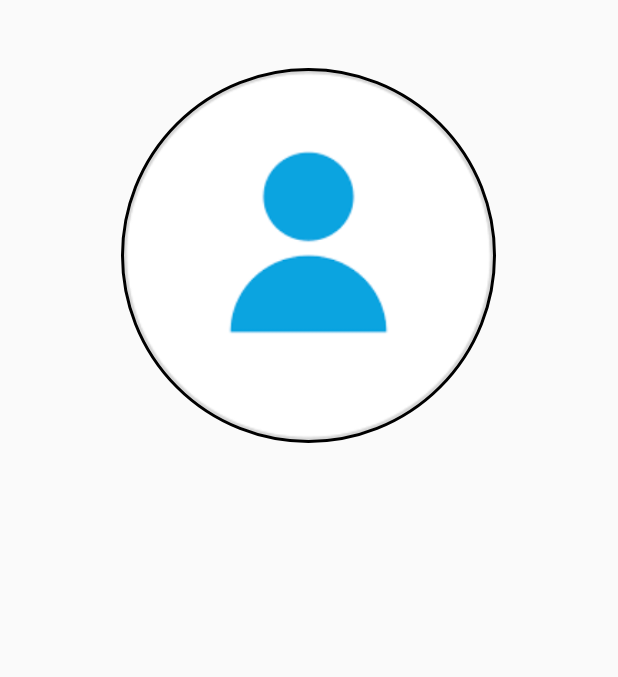
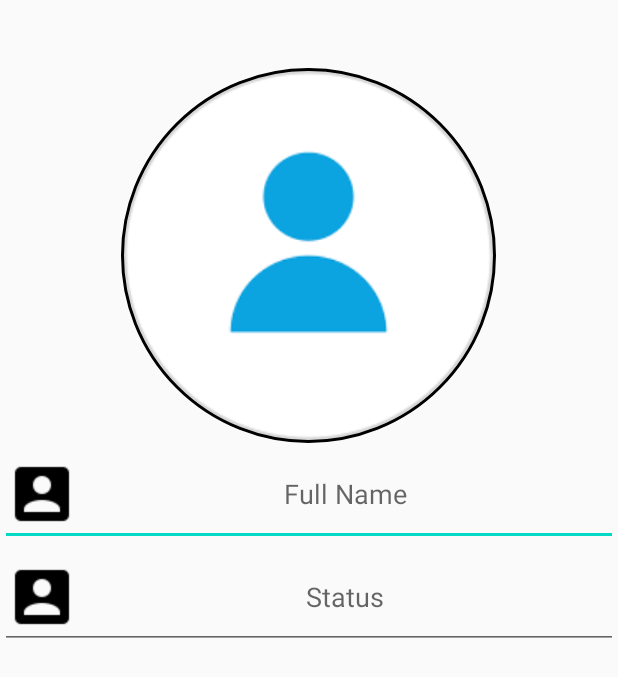
Before and after one commit to OleksandrVakhno/StepOut, an Android app: the Settings screen opened directly, with no data from a screen before it, on a phone screen of 412 x 824 dp. Shown: the top 677 px of the screen. Run offline under Robolectric (Android 15) with nearby library versions, the phone set to English and light mode, and no system bars; our stand-ins replace CircleImageView.

Commit message:
Changed the min SDK:

```diff
--- a/app/build.gradle
+++ b/app/build.gradle
@@ -5,7 +5,7 @@ android {
     compileSdkVersion 29
     defaultConfig {
         applicationId "com.troyhack.stepout"
-        minSdkVersion 23
+        minSdkVersion 24
         targetSdkVersion 29
         versionCode 1
         versionName "1.0"
--- a/app/src/main/res/layout/activity_settings.xml
+++ b/app/src/main/res/layout/activity_settings.xml
@@ -19,4 +19,23 @@
         app:civ_border_width="2dp"
         app:civ_border_color="#FF000000"/>
 
+    <EditText
+        android:id="@+id/set_name"
+        android:layout_width="match_parent"
+        android:layout_height="wrap_content"
+        android:layout_below="@+id/profile_image"
+        android:drawableStart="@drawable/edit_name"
+        android:hint="Full Name"
+        android:inputType="textMultiLine"
+        android:textAlignment="center" />
+    <EditText
+        android:id="@+id/set_status"
+        android:layout_width="match_parent"
+        android:layout_height="wrap_content"
+        android:layout_below="@+id/set_name"
+        android:inputType="textMultiLine"
+        android:hint="Status"
+        android:textAlignment="center"
+        android:drawableStart="@drawable/edit_name" />
+
 </RelativeLayout>
```
Also changed, not shown: app/src/main/res/drawable/edit_name.png (added).
